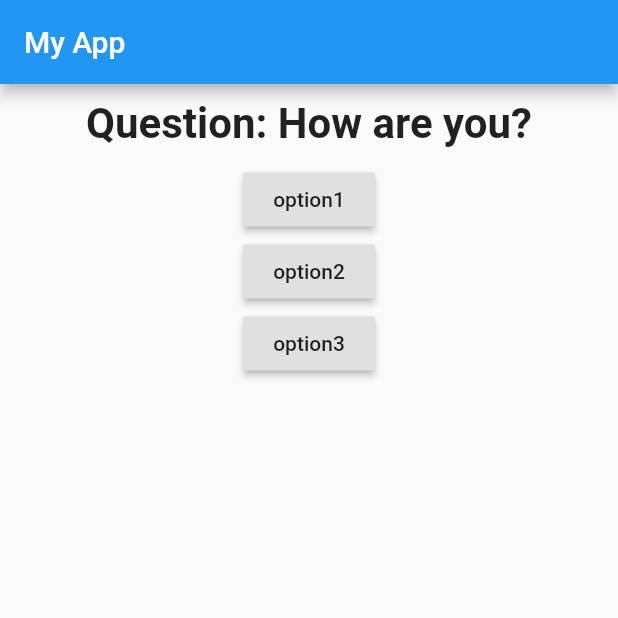
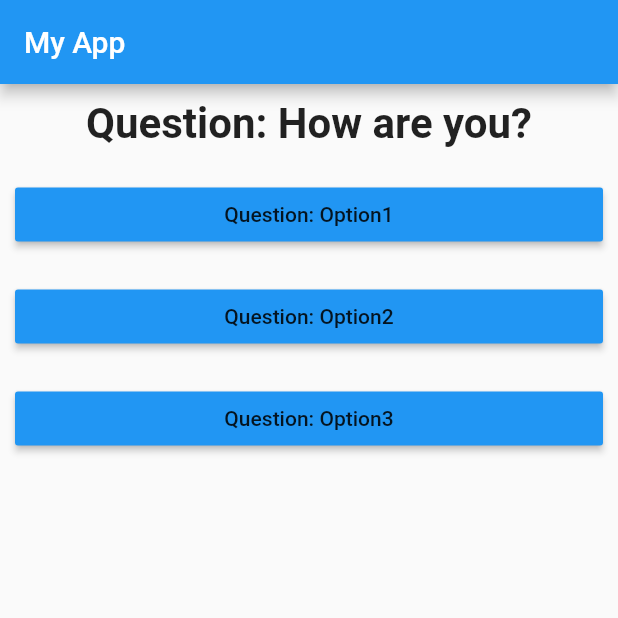
Before and after one commit to Nadav183/Shopping-Cart, a Flutter app: the screen it shows after launch, on a phone screen of 412 x 824 dp, the top half of it. Run offline on Flutter 3.47's test engine with Material 2 defaults, Android fonts, the phone set to English and light mode, and no system bars.

Commit message:
Created Answer.dart

```diff
--- /dev/null
+++ b/lib/Answer.dart
@@ -0,0 +1,19 @@
+import 'package:flutter/material.dart';
+
+class Answer extends StatelessWidget {
+  final String questionText;
+
+  Answer(this.questionText);
+  @override
+  Widget build(BuildContext context) {
+    return Container(
+      width: double.infinity,
+      margin: EdgeInsets.all(10),
+      child:RaisedButton(
+        child: Text('Question: '+questionText),
+        onPressed: () => null,
+        color: Colors.blue,
+      ),
+    );
+  }
+}
--- a/lib/main.dart
+++ b/lib/main.dart
@@ -1,6 +1,7 @@
 import 'package:flutter/material.dart';
 
 import './question.dart';
+import './answer.dart';
 
 void main() => runApp(MyApp());
 
@@ -30,9 +31,9 @@ class _MyAppState extends State<MyApp> {
       appBar: AppBar(title: Text('My App'),),
       body: Column(children: <Widget>[
         Question(questions[_questionIndex]),
-        RaisedButton(onPressed: () => _answerQuestion(1), child: Text('option1'),),
-        RaisedButton(onPressed: () => _answerQuestion(2), child: Text('option2'),),
-        RaisedButton(onPressed: () => _answerQuestion(3), child: Text('option3'),),
+        Answer('Option1'),
+        Answer('Option2'),
+        Answer('Option3'),
       ],
       ),
     ));
```
